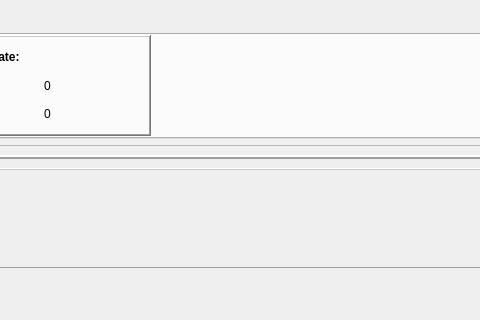
Old version of the form ui/opentyper.ui in the repository Open-Typer/Open-Typer; both pictures show x 641 to 1121 and y 0 to 320 of the 1538 by 625 pixel window.
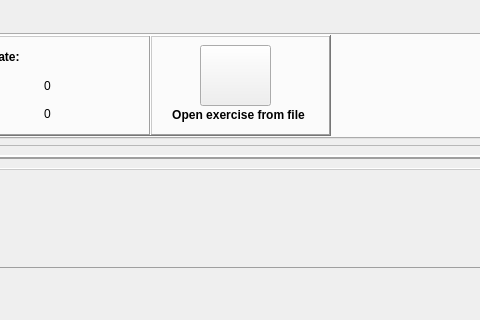
New version of the form. The open tabs and pages were chosen to show the change. Icons and pictures are not drawn.

Commit message: ui: opentyper: Add a button for loading exercise from file

The edit to the form file:
```diff
--- a/ui/opentyper.ui
+++ b/ui/opentyper.ui
@@ -376,6 +376,70 @@
          </property>
         </widget>
        </widget>
+       <widget class="QFrame" name="trainingFrame4">
+        <property name="geometry">
+         <rect>
+          <x>780</x>
+          <y>0</y>
+          <width>181</width>
+          <height>101</height>
+         </rect>
+        </property>
+        <property name="frameShape">
+         <enum>QFrame::WinPanel</enum>
+        </property>
+        <property name="frameShadow">
+         <enum>QFrame::Raised</enum>
+        </property>
+        <widget class="QLabel" name="openExerciseLabel">
+         <property name="geometry">
+          <rect>
+           <x>3</x>
+           <y>70</y>
+           <width>171</width>
+           <height>20</height>
+          </rect>
+         </property>
+         <property name="font">
+          <font>
+           <weight>75</weight>
+           <bold>true</bold>
+          </font>
+         </property>
+         <property name="text">
+          <string>Open exercise from file</string>
+         </property>
+         <property name="alignment">
+          <set>Qt::AlignCenter</set>
+         </property>
+        </widget>
+        <widget class="QPushButton" name="openExerciseButton">
+         <property name="geometry">
+          <rect>
+           <x>50</x>
+           <y>10</y>
+           <width>71</width>
+           <height>61</height>
+          </rect>
+         </property>
+         <property name="focusPolicy">
+          <enum>Qt::NoFocus</enum>
+         </property>
+         <property name="text">
+          <string notr="true"/>
+         </property>
+         <property name="icon">
+          <iconset resource="../res.qrc">
+           <normaloff>:/res/images/open.png</normaloff>:/res/images/open.png</iconset>
+         </property>
+         <property name="iconSize">
+          <size>
+           <width>36</width>
+           <height>36</height>
+          </size>
+         </property>
+        </widget>
+       </widget>
       </widget>
       <widget class="QWidget" name="customizeTab">
        <attribute name="title">
```
Left out of the diff: 2 changed lines with no effect on the pictures.
